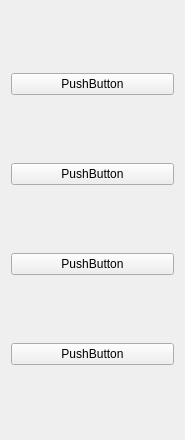
Qt form On-Paper-neo/On-Paper/optestingpanel.ui (niwtr/On-Paper) before a commit.
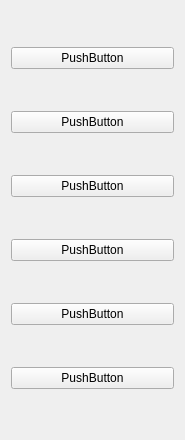
The same form after that commit.

What changed in the file:
```diff
--- a/On-Paper-neo/On-Paper/optestingpanel.ui
+++ b/On-Paper-neo/On-Paper/optestingpanel.ui
@@ -14,34 +14,48 @@
    <string>TestingPanel</string>
   </property>
   <layout class="QGridLayout" name="gridLayout">
-   <item row="1" column="0">
+   <item row="3" column="0">
     <widget class="QPushButton" name="button_write">
      <property name="text">
       <string>PushButton</string>
      </property>
     </widget>
    </item>
-   <item row="5" column="0">
+   <item row="7" column="0">
     <widget class="QPushButton" name="button_triggers">
      <property name="text">
       <string>PushButton</string>
      </property>
     </widget>
    </item>
-   <item row="4" column="0">
+   <item row="6" column="0">
     <widget class="QPushButton" name="button_enlarge">
      <property name="text">
       <string>PushButton</string>
      </property>
     </widget>
    </item>
-   <item row="0" column="0">
+   <item row="2" column="0">
     <widget class="QPushButton" name="button_antishake">
      <property name="text">
       <string>PushButton</string>
      </property>
     </widget>
    </item>
+   <item row="1" column="0">
+    <widget class="QPushButton" name="button_status_norm">
+     <property name="text">
+      <string>PushButton</string>
+     </property>
+    </widget>
+   </item>
+   <item row="0" column="0">
+    <widget class="QPushButton" name="button_status_barcode">
+     <property name="text">
+      <string>PushButton</string>
+     </property>
+    </widget>
+   </item>
   </layout>
  </widget>
  <resources/>
```
